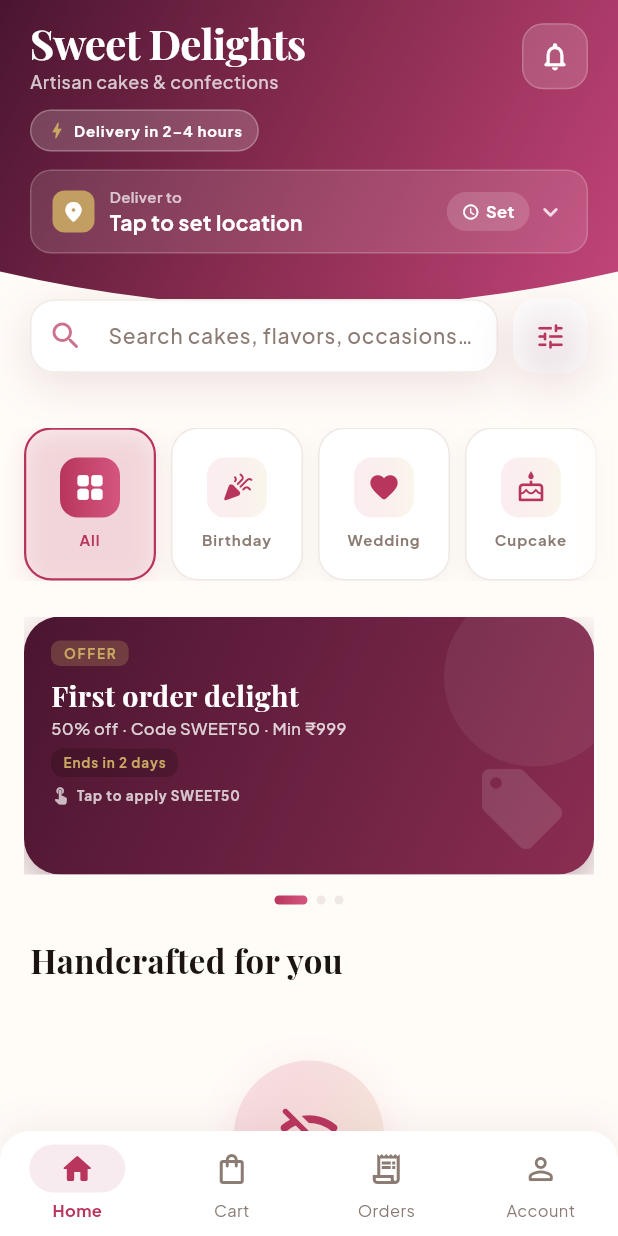
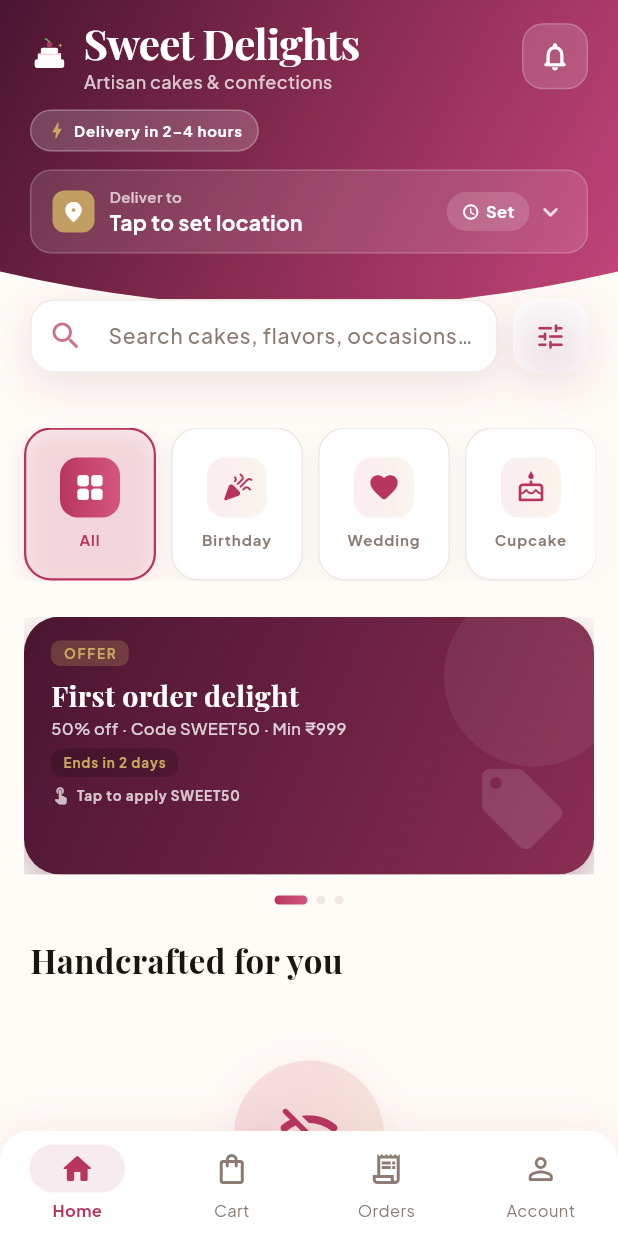
Before and after one commit to Saad2607/cake-shop-app, a Flutter app: the screen it shows after launch, after a tap on "Skip", on a phone screen of 412 x 824 dp. Run offline on Flutter 3.47's test engine with Material 3 defaults, Android fonts, the phone set to English and light mode, and no system bars; our stand-ins replace app_links, cached_network_image, confetti, flutter_local_notifications, geocoding, geolocator and 3 more; accounts and stored records are empty; network calls fail.

Commit message:
Initial Commit: Flutter app, Node backend, docs

```diff
--- a/flutter-app/cake_shop/lib/screens/auth/login_screen.dart
+++ b/flutter-app/cake_shop/lib/screens/auth/login_screen.dart
@@ -4,6 +4,7 @@ import '../../providers/auth_provider.dart';
 import '../../providers/cart_provider.dart';
 import '../../theme/app_theme.dart';
 import '../../utils/navigation_helper.dart';
+import '../../widgets/app_logo.dart';
 import 'register_screen.dart';
 import 'forgot_password_screen.dart';
 
@@ -78,14 +79,7 @@ class _LoginScreenState extends State<LoginScreen> {
                             )
                           : const SizedBox(height: 48),
                     ),
-                    Container(
-                      padding: const EdgeInsets.all(20),
-                      decoration: BoxDecoration(
-                        color: Colors.white.withValues(alpha: 0.2),
-                        shape: BoxShape.circle,
-                      ),
-                      child: const Icon(Icons.cake, size: 56, color: Colors.white),
-                    ),
+                    const AppLogo.auth(),
                     const SizedBox(height: 20),
                     Text(
                       'Welcome back',
--- a/flutter-app/cake_shop/lib/screens/home/home_tab.dart
+++ b/flutter-app/cake_shop/lib/screens/home/home_tab.dart
@@ -18,6 +18,7 @@ import '../../widgets/promo_banner.dart';
 import '../../widgets/product_carousel_tile.dart';
 import '../../widgets/section_header.dart';
 import '../../widgets/sort_filter_sheet.dart';
+import '../../widgets/app_logo.dart';
 import '../catalog/cake_detail_screen.dart';
 import '../orders/order_detail_screen.dart';
 
@@ -381,6 +382,8 @@ class _HomeTabState extends State<HomeTab> {
                   children: [
                     Row(
                       children: [
+                        const AppLogo.header(),
+                        const SizedBox(width: 10),
                         Expanded(
                           child: Column(
                             crossAxisAlignment: CrossAxisAlignment.start,
--- a/flutter-app/cake_shop/lib/screens/onboarding_screen.dart
+++ b/flutter-app/cake_shop/lib/screens/onboarding_screen.dart
@@ -1,6 +1,7 @@
 import 'package:flutter/material.dart';
 import '../services/onboarding_service.dart';
 import '../theme/app_theme.dart';
+import '../widgets/app_logo.dart';
 import '../utils/app_router.dart';
 import 'package:provider/provider.dart';
 import '../providers/auth_provider.dart';
@@ -18,7 +19,7 @@ class _OnboardingScreenState extends State<OnboardingScreen> {
 
   static const _slides = [
     _Slide(
-      icon: Icons.cake_rounded,
+      useBrandLogo: true,
       title: 'Browse handcrafted cakes',
       subtitle:
           'Explore birthday, wedding, cupcakes & more.',
@@ -152,13 +153,15 @@ class _OnboardingScreenState extends State<OnboardingScreen> {
 }
 
 class _Slide {
-  final IconData icon;
+  final IconData? icon;
+  final bool useBrandLogo;
   final String title;
   final String subtitle;
   final List<Color> colors;
 
   const _Slide({
-    required this.icon,
+    this.icon,
+    this.useBrandLogo = false,
     required this.title,
     required this.subtitle,
     required this.colors,
@@ -195,7 +198,9 @@ class _OnboardingPage extends StatelessWidget {
                 ),
               ],
             ),
-            child: Icon(slide.icon, size: 72, color: AppTheme.primary),
+            child: slide.useBrandLogo
+                ? const AppLogo(size: 88, showCircleBackground: true)
+                : Icon(slide.icon, size: 72, color: AppTheme.primary),
           ),
           const SizedBox(height: 40),
           Text(
--- a/flutter-app/cake_shop/lib/screens/splash_screen.dart
+++ b/flutter-app/cake_shop/lib/screens/splash_screen.dart
@@ -9,6 +9,7 @@ import '../services/onboarding_service.dart';
 import '../constants/app_branding.dart';
 import '../theme/app_theme.dart';
 
+import '../widgets/app_logo.dart';
 import '../utils/app_router.dart';
 
 import '../utils/app_session.dart';
@@ -231,67 +232,7 @@ class _SplashScreenState extends State<SplashScreen>
 
                       scale: _scale,
 
-                      child: Container(
-
-                        width: 120,
-
-                        height: 120,
-
-                        decoration: BoxDecoration(
-
-                          shape: BoxShape.circle,
-
-                          gradient: LinearGradient(
-
-                            begin: Alignment.topLeft,
-
-                            end: Alignment.bottomRight,
-
-                            colors: [
-
-                              Colors.white.withValues(alpha: 0.25),
-
-                              Colors.white.withValues(alpha: 0.08),
-
-                            ],
-
-                          ),
-
-                          border: Border.all(
-
-                            color: Colors.white.withValues(alpha: 0.3),
-
-                            width: 2,
-
-                          ),
-
-                          boxShadow: [
-
-                            BoxShadow(
-
-                              color: Colors.black.withValues(alpha: 0.15),
-
-                              blurRadius: 30,
-
-                              offset: const Offset(0, 10),
-
-                            ),
-
-                          ],
-
-                        ),
-
-                        child: const Icon(
-
-                          Icons.cake_rounded,
-
-                          size: 56,
-
-                          color: Colors.white,
-
-                        ),
-
-                      ),
+                      child: const AppLogo.splash(),
 
                     ),
 
--- /dev/null
+++ b/flutter-app/cake_shop/lib/widgets/app_logo.dart
@@ -0,0 +1,169 @@
+import 'dart:math' as math;
+
+import 'package:flutter/material.dart';
+import '../theme/app_theme.dart';
+
+/// Sweet Delights brand mark — tiered cake with cherry & gold accent.
+class AppLogo extends StatelessWidget {
+  final double size;
+  final bool showCircleBackground;
+  final bool lightOnDark;
+
+  const AppLogo({
+    super.key,
+    this.size = 64,
+    this.showCircleBackground = false,
+    this.lightOnDark = false,
+  });
+
+  const AppLogo.splash({super.key}) : size = 100, showCircleBackground = true, lightOnDark = true;
+
+  const AppLogo.header({super.key}) : size = 36, showCircleBackground = false, lightOnDark = true;
+
+  const AppLogo.auth({super.key}) : size = 64, showCircleBackground = true, lightOnDark = true;
+
+  @override
+  Widget build(BuildContext context) {
+    final logo = CustomPaint(
+      size: Size.square(size * 0.72),
+      painter: _SweetDelightsLogoPainter(lightOnDark: lightOnDark),
+    );
+
+    if (!showCircleBackground) return logo;
+
+    return Container(
+      width: size,
+      height: size,
+      decoration: BoxDecoration(
+        shape: BoxShape.circle,
+        gradient: LinearGradient(
+          begin: Alignment.topLeft,
+          end: Alignment.bottomRight,
+          colors: lightOnDark
+              ? [
+                  Colors.white.withValues(alpha: 0.28),
+                  Colors.white.withValues(alpha: 0.08),
+                ]
+              : [
+                  AppTheme.primaryLight.withValues(alpha: 0.55),
+                  Colors.white,
+                ],
+        ),
+        border: Border.all(
+          color: lightOnDark
+              ? Colors.white.withValues(alpha: 0.35)
+              : AppTheme.primary.withValues(alpha: 0.15),
+          width: 2,
+        ),
+        boxShadow: [
+          BoxShadow(
+            color: AppTheme.primaryDark.withValues(alpha: 0.18),
+            blurRadius: size * 0.25,
+            offset: Offset(0, size * 0.08),
+          ),
+        ],
+      ),
+      child: Center(child: logo),
+    );
+  }
+}
+
+class _SweetDelightsLogoPainter extends CustomPainter {
+  final bool lightOnDark;
+
+  const _SweetDelightsLogoPainter({required this.lightOnDark});
+
+  @override
+  void paint(Canvas canvas, Size size) {
+    final w = size.width;
+    final h = size.height;
+    final cx = w / 2;
+
+    final tierPaint = Paint()
+      ..color = lightOnDark ? Colors.white : const Color(0xFFFFF8FA)
+      ..style = PaintingStyle.fill;
+
+    final shadowPaint = Paint()
+      ..color = AppTheme.primaryDark.withValues(alpha: 0.12)
+      ..maskFilter = const MaskFilter.blur(BlurStyle.normal, 3);
+
+    final frostingPaint = Paint()
+      ..color = lightOnDark ? const Color(0xFFF8BBD0) : AppTheme.primaryLight
+      ..style = PaintingStyle.fill;
+
+    final cherryPaint = Paint()..color = AppTheme.primary;
+    final stemPaint = Paint()
+      ..color = const Color(0xFF4CAF50)
+      ..style = PaintingStyle.stroke
+      ..strokeWidth = w * 0.04
+      ..strokeCap = StrokeCap.round;
+
+    final goldPaint = Paint()..color = AppTheme.gold;
+
+    final bottom = RRect.fromRectAndRadius(
+      Rect.fromLTWH(w * 0.12, h * 0.58, w * 0.76, h * 0.22),
+      Radius.circular(w * 0.06),
+    );
+    canvas.drawRRect(bottom.shift(const Offset(0, 2)), shadowPaint);
+    canvas.drawRRect(bottom, tierPaint);
+
+    final middle = RRect.fromRectAndRadius(
+      Rect.fromLTWH(w * 0.2, h * 0.42, w * 0.6, h * 0.18),
+      Radius.circular(w * 0.05),
+    );
+    canvas.drawRRect(middle, tierPaint);
+
+    final top = RRect.fromRectAndRadius(
+      Rect.fromLTWH(w * 0.28, h * 0.28, w * 0.44, h * 0.16),
+      Radius.circular(w * 0.045),
+    );
+    canvas.drawRRect(top, tierPaint);
+
+    final frostingPath = Path()
+      ..moveTo(w * 0.2, h * 0.42)
+      ..cubicTo(w * 0.28, h * 0.48, w * 0.34, h * 0.4, w * 0.4, h * 0.44)
+      ..cubicTo(w * 0.46, h * 0.48, w * 0.52, h * 0.4, w * 0.58, h * 0.44)
+      ..cubicTo(w * 0.64, h * 0.48, w * 0.7, h * 0.4, w * 0.8, h * 0.42)
+      ..lineTo(w * 0.8, h * 0.46)
+      ..lineTo(w * 0.2, h * 0.46)
+      ..close();
+    canvas.drawPath(frostingPath, frostingPaint);
+
+    canvas.drawCircle(Offset(cx, h * 0.2), w * 0.07, cherryPaint);
+    canvas.drawLine(
+      Offset(cx, h * 0.13),
+      Offset(cx - w * 0.08, h * 0.06),
+      stemPaint,
+    );
+    final leafPaint = Paint()
+      ..color = const Color(0xFF4CAF50)
+      ..style = PaintingStyle.fill;
+    canvas.drawCircle(Offset(cx - w * 0.1, h * 0.055), w * 0.025, leafPaint);
+
+    _drawStar(canvas, Offset(w * 0.78, h * 0.22), w * 0.055, goldPaint);
+  }
+
+  void _drawStar(Canvas canvas, Offset center, double radius, Paint paint) {
+    const points = 4;
+    final path = Path();
+    for (var i = 0; i < points * 2; i++) {
+      final r = i.isEven ? radius : radius * 0.42;
+      final angle = (i * math.pi / points) - math.pi / 2;
+      final point = Offset(
+        center.dx + r * math.cos(angle),
+        center.dy + r * math.sin(angle),
+      );
+      if (i == 0) {
+        path.moveTo(point.dx, point.dy);
+      } else {
+        path.lineTo(point.dx, point.dy);
+      }
+    }
+    path.close();
+    canvas.drawPath(path, paint);
+  }
+
+  @override
+  bool shouldRepaint(covariant _SweetDelightsLogoPainter oldDelegate) =>
+      oldDelegate.lightOnDark != lightOnDark;
+}
```
Also changed, not shown: 4 other files.
